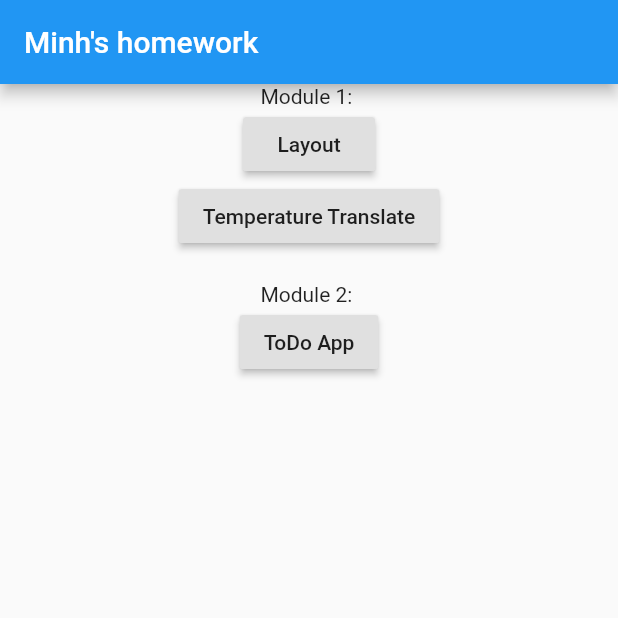
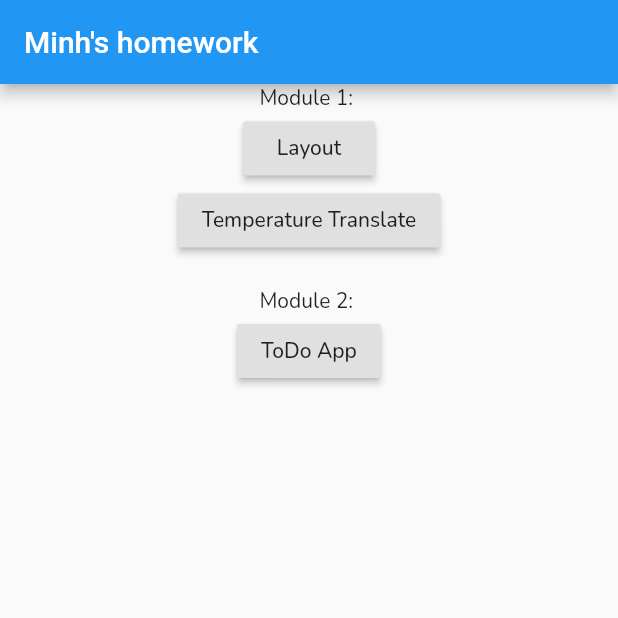
Before and after one commit to anhminhzing/200lab_flutter, a Flutter app: the screen it shows after launch, on a phone screen of 412 x 824 dp, the top half of it. Run offline on Flutter 3.47's test engine with Material 2 defaults, Android fonts, the phone set to English and light mode, and no system bars; our stand-ins replace google_fonts.

Commit message:
* fix source

```diff
--- a/lib/main.dart
+++ b/lib/main.dart
@@ -1,6 +1,7 @@
 import 'package:flutter/material.dart';
 import 'package:flutter_app/Module1/layout.dart';
 import 'package:flutter_app/Module1/temperatureTranslate.dart';
+import 'package:google_fonts/google_fonts.dart';
 
 
 void main() {
@@ -14,8 +15,10 @@ class MyApp extends StatelessWidget {
       title: 'Flutter Demo',
       debugShowCheckedModeBanner: false,
       theme: ThemeData(
-        primarySwatch: Colors.blue,
         visualDensity: VisualDensity.adaptivePlatformDensity,
+        textTheme: GoogleFonts.nunitoTextTheme(
+          Theme.of(context).textTheme,
+        )
       ),
       home: MyHomePage(),
     );
--- a/pubspec.yaml
+++ b/pubspec.yaml
@@ -28,6 +28,7 @@ dependencies:
   # The following adds the Cupertino Icons font to your application.
   # Use with the CupertinoIcons class for iOS style icons.
   cupertino_icons: ^1.0.0
+  google_fonts: ^1.1.2
 
 dev_dependencies:
   flutter_test:
```
Also changed, not shown: lib/Module2/screens/homepage.dart (added, +28 -0 lines), lib/Module2/taskCardWidget.dart (added, +14 -0 lines), pubspec.lock, 6 other files.
